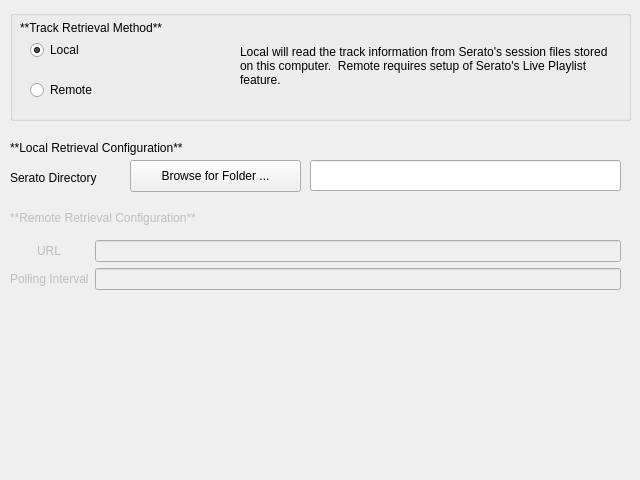
First picture: the form in nowplaying/resources/inputs_serato_ui.ui, repository e1miran/Now-Playing-Serato, before the edit.
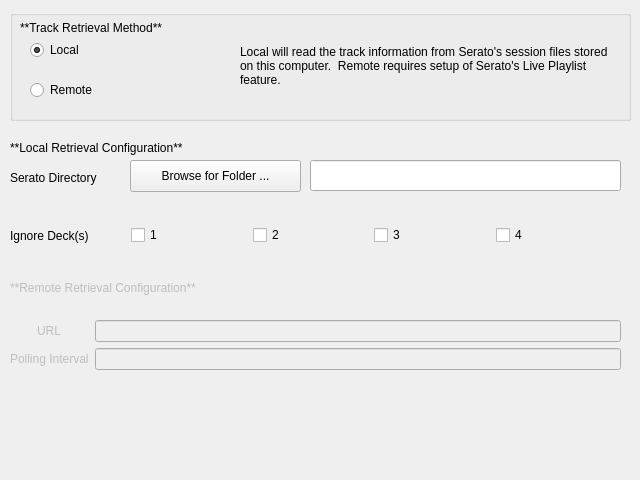
Second picture: the form after the edit.

Commit message: Add ability to ignore decks 1-4 in Serato (#201)

```diff
--- a/nowplaying/resources/inputs_serato_ui.ui
+++ b/nowplaying/resources/inputs_serato_ui.ui
@@ -152,7 +152,7 @@
    <property name="geometry">
     <rect>
      <x>10</x>
-     <y>210</y>
+     <y>280</y>
      <width>311</width>
      <height>16</height>
     </rect>
@@ -168,7 +168,7 @@
    <property name="geometry">
     <rect>
      <x>10</x>
-     <y>240</y>
+     <y>320</y>
      <width>611</width>
      <height>80</height>
     </rect>
@@ -219,6 +219,53 @@
     </item>
    </layout>
   </widget>
+  <widget class="QWidget" name="horizontalLayoutWidget">
+   <property name="geometry">
+    <rect>
+     <x>10</x>
+     <y>210</y>
+     <width>601</width>
+     <height>51</height>
+    </rect>
+   </property>
+   <layout class="QHBoxLayout" name="ignoredecks_layout">
+    <item>
+     <widget class="QLabel" name="ignoredeck_label">
+      <property name="text">
+       <string>Ignore Deck(s)</string>
+      </property>
+     </widget>
+    </item>
+    <item>
+     <widget class="QCheckBox" name="deck1_checkbox">
+      <property name="text">
+       <string>1</string>
+      </property>
+     </widget>
+    </item>
+    <item>
+     <widget class="QCheckBox" name="deck2_checkbox">
+      <property name="text">
+       <string>2</string>
+      </property>
+     </widget>
+    </item>
+    <item>
+     <widget class="QCheckBox" name="deck3_checkbox">
+      <property name="text">
+       <string>3</string>
+      </property>
+     </widget>
+    </item>
+    <item>
+     <widget class="QCheckBox" name="deck4_checkbox">
+      <property name="text">
+       <string>4</string>
+      </property>
+     </widget>
+    </item>
+   </layout>
+  </widget>
  </widget>
  <resources/>
  <connections>
```
Left out of the diff: 80 changed lines with no effect on the pictures. The commit also changes 1 other file.
